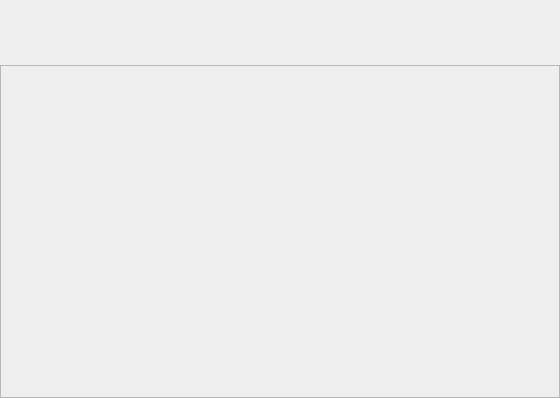
UbuntuKylin/youker-assistant, file cleaner/cleanlistwidget.ui: the form before one commit.
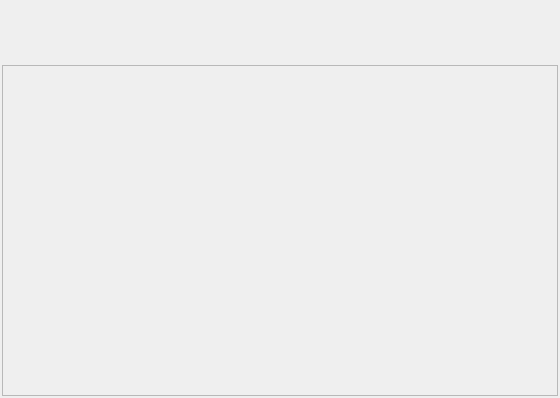
The form after the commit.

Patch:
```diff
--- a/cleaner/cleanlistwidget.ui
+++ b/cleaner/cleanlistwidget.ui
@@ -1,7 +1,7 @@
 <?xml version="1.0" encoding="UTF-8"?>
 <ui version="4.0">
  <class>CleanListWidget</class>
- <widget class="QWidget" name="CleanListWidget">
+ <widget class="QDialog" name="CleanListWidget">
   <property name="geometry">
    <rect>
     <x>0</x>
@@ -16,10 +16,10 @@
   <widget class="QScrollArea" name="scrollArea">
    <property name="geometry">
     <rect>
-     <x>0</x>
+     <x>2</x>
      <y>65</y>
-     <width>560</width>
-     <height>333</height>
+     <width>556</width>
+     <height>331</height>
     </rect>
    </property>
    <property name="widgetResizable">
@@ -30,8 +30,8 @@
      <rect>
       <x>0</x>
       <y>0</y>
-      <width>558</width>
-      <height>331</height>
+      <width>554</width>
+      <height>329</height>
      </rect>
     </property>
    </widget>
@@ -39,9 +39,9 @@
   <widget class="QWidget" name="widget_1" native="true">
    <property name="geometry">
     <rect>
-     <x>0</x>
+     <x>2</x>
      <y>32</y>
-     <width>560</width>
+     <width>556</width>
      <height>33</height>
     </rect>
    </property>
```
Left out of the diff: 2 changed lines with no effect on the pictures.
